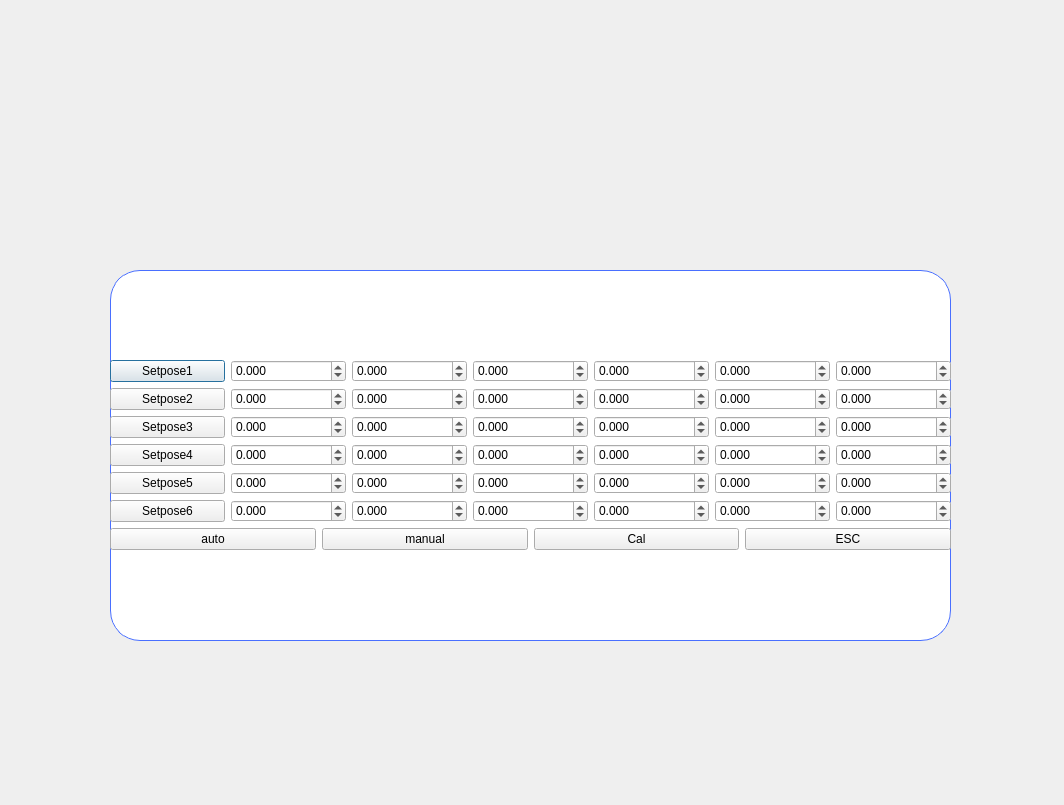
First picture: the form in src/CalibrationDialog.ui, repository thinkexist1989/rocos-viz, before the edit.
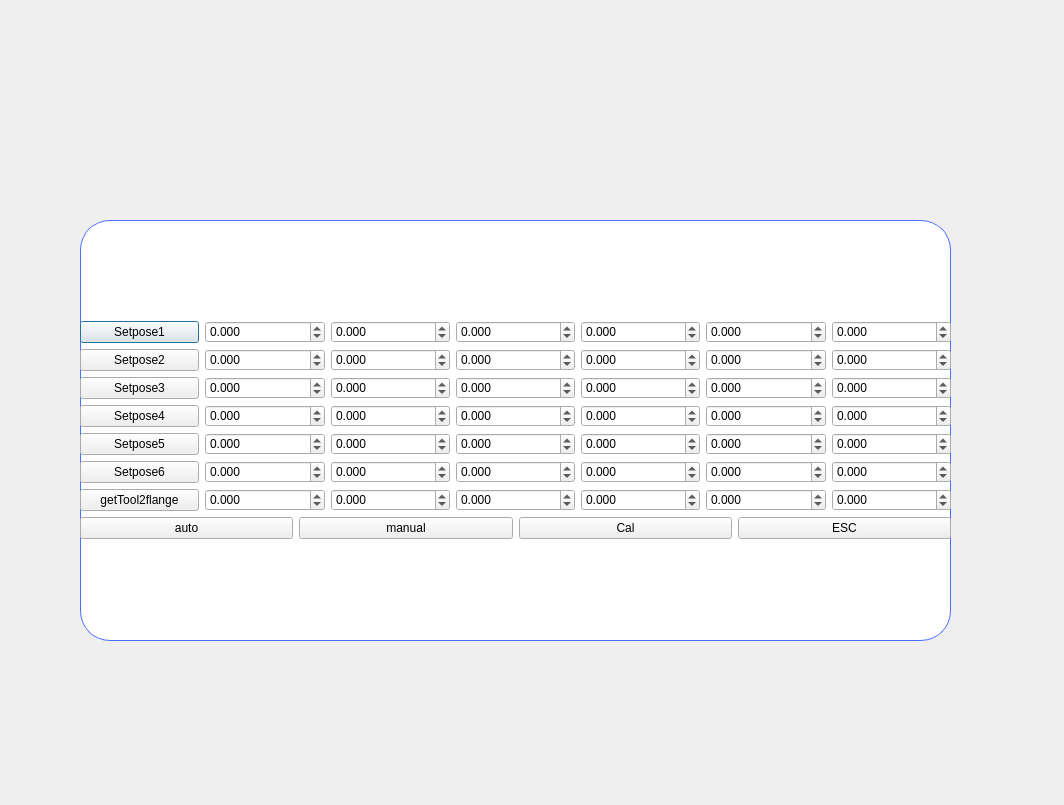
Second picture: the form after the edit.

```diff
--- a/src/CalibrationDialog.ui
+++ b/src/CalibrationDialog.ui
@@ -16,10 +16,10 @@
   <widget class="QWidget" name="widget" native="true">
    <property name="geometry">
     <rect>
-     <x>110</x>
-     <y>270</y>
-     <width>841</width>
-     <height>371</height>
+     <x>80</x>
+     <y>220</y>
+     <width>871</width>
+     <height>421</height>
     </rect>
    </property>
    <property name="styleSheet">
@@ -675,6 +675,113 @@
         </item>
        </layout>
       </item>
+      <item>
+       <layout class="QHBoxLayout" name="horizontalLayout_8">
+        <item>
+         <widget class="QPushButton" name="getTool2flangeButton">
+          <property name="text">
+           <string>getTool2flange</string>
+          </property>
+         </widget>
+        </item>
+        <item>
+         <widget class="QDoubleSpinBox" name="t_tool_x">
+          <property name="decimals">
+           <number>3</number>
+          </property>
+          <property name="minimum">
+           <double>-2000.000000000000000</double>
+          </property>
+          <property name="maximum">
+           <double>2000.000000000000000</double>
+          </property>
+          <property name="singleStep">
+           <double>0.001000000000000</double>
+          </property>
+         </widget>
+        </item>
+        <item>
+         <widget class="QDoubleSpinBox" name="t_tool_y">
+          <property name="decimals">
+           <number>3</number>
+          </property>
+          <property name="minimum">
+           <double>-2000.000000000000000</double>
+          </property>
+          <property name="maximum">
+           <double>2000.000000000000000</double>
+          </property>
+          <property name="singleStep">
+           <double>0.001000000000000</double>
+          </property>
+         </widget>
+        </item>
+        <item>
+         <widget class="QDoubleSpinBox" name="t_tool_z">
+          <property name="decimals">
+           <number>3</number>
+          </property>
+          <property name="minimum">
+           <double>-2000.000000000000000</double>
+          </property>
+          <property name="maximum">
+           <double>2000.000000000000000</double>
+          </property>
+          <property name="singleStep">
+           <double>0.001000000000000</double>
+          </property>
+         </widget>
+        </item>
+        <item>
+         <widget class="QDoubleSpinBox" name="t_tool_rx">
+          <property name="decimals">
+           <number>3</number>
+          </property>
+          <property name="minimum">
+           <double>-2000.000000000000000</double>
+          </property>
+          <property name="maximum">
+           <double>2000.000000000000000</double>
+          </property>
+          <property name="singleStep">
+           <double>0.001000000000000</double>
+          </property>
+         </widget>
+        </item>
+        <item>
+         <widget class="QDoubleSpinBox" name="t_tool_ry">
+          <property name="decimals">
+           <number>3</number>
+          </property>
+          <property name="minimum">
+           <double>-2000.000000000000000</double>
+          </property>
+          <property name="maximum">
+           <double>2000.000000000000000</double>
+          </property>
+          <property name="singleStep">
+           <double>0.001000000000000</double>
+          </property>
+         </widget>
+        </item>
+        <item>
+         <widget class="QDoubleSpinBox" name="t_tool_rz">
+          <property name="decimals">
+           <number>3</number>
+          </property>
+          <property name="minimum">
+           <double>-2000.000000000000000</double>
+          </property>
+          <property name="maximum">
+           <double>2000.000000000000000</double>
+          </property>
+          <property name="singleStep">
+           <double>0.001000000000000</double>
+          </property>
+         </widget>
+        </item>
+       </layout>
+      </item>
       <item>
        <layout class="QHBoxLayout" name="horizontalLayout_7">
         <item>
```
